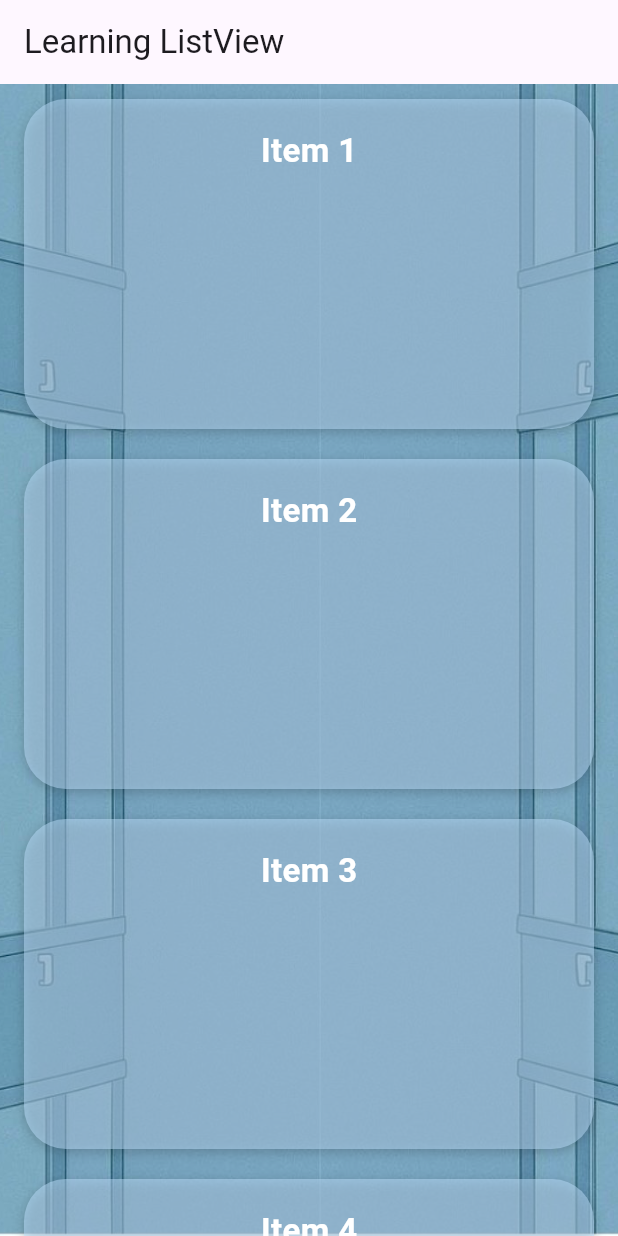
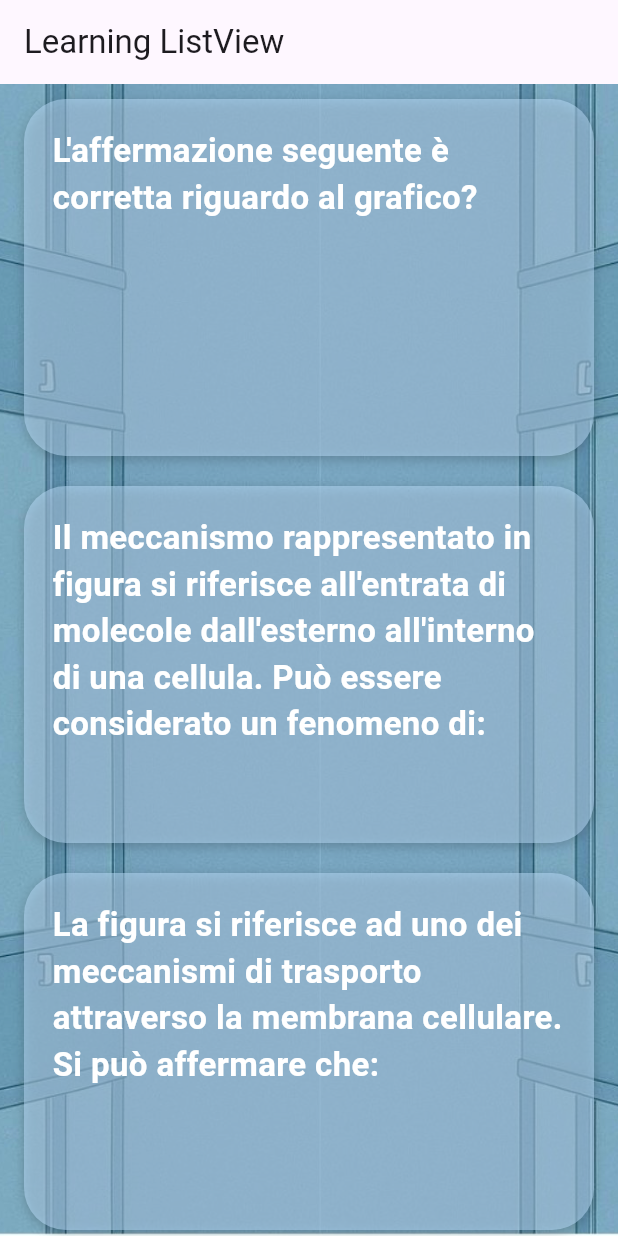
Before and after one commit to DiscoHalo0/flutter_test, a Flutter app: the screen it shows after launch, on a phone screen of 412 x 824 dp. Run offline on Flutter 3.47's test engine with Material 3 defaults, Android fonts, the light colour scheme and no system bars.

Commit message:
modified:   lib/item_domande.dart 	modified:   lib/list_view_test.dart 	modified:   log.txt

```diff
--- a/lib/item_domande.dart
+++ b/lib/item_domande.dart
@@ -1,123 +1,169 @@
 final Map<String, Map<String, dynamic>> itemDomande = {
-  'Item 1': {
-    'domanda': 'Qual è il lavoro svolto in una '
-    'trasformazione isocora con calore di 500 J?',
-    'risposte': ['5/4 J', '0 J', '500 J', '400 J'],
-    'corretta': 1,
+  'L\'affermazione seguente è corretta riguardo al grafico?': {
+    'risposte': [
+      'È un fenomeno che riguarda il passaggio di molecole da un lato della membrana all\'altro.',
+      'È un processo che richiede energia per il trasporto delle molecole.',
+      'È un meccanismo che avviene attraverso un canale ionico senza il bisogno di energia.',
+      'È un fenomeno che riguarda il trasporto passivo delle molecole.',
+      'Non è possibile determinarlo con certezza.'
+    ],
+    'corretta': 3,
+    'spiegazione': 'Il grafico mostra come il passaggio di molecole attraverso la membrana non richieda energia, ma avvenga in modo passivo.',
   },
-  'Item 2': {
-    'domanda': 'Qual è la formula del lavoro in una trasformazione isobara?',
-    'risposte': ['L = pΔV', 'L = VΔp', 'L = nRT', 'L = ΔU'],
-    'corretta': 0,
-  },
-  'Item 3': {
-    'domanda': 'In una trasformazione adiabatica, cosa rimane costante?',
-    'risposte': ['Temperatura', 'Calore', 'Entropia', 'Energia interna'],
-    'corretta': 1,
-  },
-  'Item 4': {
-    'domanda': 'Il primo principio della termodinamica afferma che:',
+  'Il meccanismo rappresentato in figura si riferisce all\'entrata di molecole dall\'esterno all\'interno di una cellula. Può essere considerato un fenomeno di:': {
     'risposte': [
-      'L’energia si conserva',
-      'La temperatura è costante',
-      'Il calore non varia',
-      'Il lavoro è nullo'
+      'Trasporto attivo',
+      'Osmosi',
+      'Diffusione facilitata',
+      'Diffusione semplice',
+      'Pinocitosi'
     ],
     'corretta': 0,
+    'spiegazione': 'Il trasporto attivo è il meccanismo che utilizza energia per far entrare molecole contro un gradiente di concentrazione.'
   },
-  'Item 5': {
-    'domanda': 'Quale grandezza misura la capacità termica?',
-    'risposte': ['Entropia', 'Temperatura', 'Calore', 'Calore specifico'],
+  'La figura si riferisce ad uno dei meccanismi di trasporto attraverso la membrana cellulare. Si può affermare che:': {
+    'risposte': [
+      'La molecola M è necessaria per la sopravvivenza della cellula',
+      'La molecola M è necessaria per la sintesi dell\'ATP',
+      'Si tratta di osmosi',
+      'La molecola M non si muove secondo gradiente di concentrazione',
+      'La molecola M tende a distribuirsi con la stessa concentrazione tra l\'interno e l\'esterno della cellula'
+    ],
     'corretta': 3,
+    'spiegazione': 'Il grafico mostra come la molecola M non si muove secondo un gradiente di concentrazione.'
   },
-  'Item 6': {
-    'domanda': 'In una trasformazione isoterma per un gas ideale:',
-    'risposte': ['ΔU = 0', 'L = 0', 'Q = 0', 'T = 0'],
-    'corretta': 0,
+  'Gli squali sono dotati di organi in grado di rilevare debolissimi campi elettrici, sino a valori di 1 μV/m. A che distanza dovremmo porre due piani conduttori paralleli a cui applichiamo una differenza di potenziale di 1,5 mV per avere campi elettrici dell\'ordine di quelli rilevati da uno squalo?': {
+    'risposte': [
+      '1,5 μm',
+      '1,5 m',
+      '1,5 cm',
+      '0,5 m',
+      '1,5 km'
+    ],
+    'corretta': 4,
+    'spiegazione': 'La differenza di potenziale tra le armature di un condensatore piano è data dal campo elettrico moltiplicato per la distanza tra esse'
   },
-  'Item 7': {
-    'domanda': 'Cosa indica la legge di Boyle?',
-    'risposte': ['pV = costante', 'V/T = costante', 'p/T = costante', 'nRT = costante'],
-    'corretta': 0,
+  'Un fago infetta una cellula di E. coli e compie un ciclo lisogeno. Cosa significa?': {
+    'risposte': [
+      'Ha indotto immediatamente la lisi della cellula batterica.',
+      'Ha integrato il proprio DNA nel cromosoma batterico.',
+      'Ha inibito la duplicazione del DNA della cellula ospite.',
+      'Ha trasferito anche il capside all\'interno della cellula batterica.',
+      'Ha trasferito anche l\'enzima trascrittasi inversa all\'interno della cellula batterica.'
+    ],
+    'corretta': 1,
+    'spiegazione': 'Un virus può infettare la cellula ospite e il suo materiale nucleico può integrarsi nel cromosoma batterico. Questo tipo di interazione prende il nome di LISOGENIA, e il ciclo associato è il ciclo lisogeno.'
   },
-  'Item 8': {
-    'domanda': 'Durante una trasformazione ciclica:',
-    'risposte': ['ΔU = 0', 'Q = 0', 'L = 0', 'T = costante'],
-    'corretta': 0,
+  // Le domande da 'Item 6' a 'Item 20' sono state già sostituite, e ora seguono le restanti domande che avevi fornito:
+
+  'Quale tra questi rappresenta un esempio di reazione esotermica?': {
+    'risposte': [
+      'Scioglimento del ghiaccio',
+      'Evaporazione dell’acqua',
+      'Condensazione del vapore',
+      'Fusione del ferro',
+      'Sublimazione dello iodio'
+    ],
+    'corretta': 2,
+    'spiegazione': 'La condensazione rilascia calore nell’ambiente circostante, quindi è una reazione esotermica.'
   },
-  'Item 9': {
-    'domanda': 'Un gas compie lavoro quando:',
+  'Quale fenomeno fisico è alla base del galleggiamento di un corpo in un fluido?': {
     'risposte': [
-      'Il volume aumenta',
-      'Il volume diminuisce',
-      'La pressione aumenta',
-      'La temperatura diminuisce'
+      'La forza peso',
+      'La pressione atmosferica',
+      'Il principio di Archimede',
+      'La legge di Pascal',
+      'La tensione superficiale'
+    ],
+    'corretta': 2,
+    'spiegazione': 'Il principio di Archimede afferma che un corpo immerso in un fluido riceve una spinta verso l’alto pari al peso del volume di fluido spostato.'
+  },
+  'In un circuito elettrico, cosa rappresenta l’intensità di corrente?': {
+    'risposte': [
+      'La forza che spinge gli elettroni',
+      'La quantità di carica che attraversa una sezione nell’unità di tempo',
+      'L’energia fornita dalla batteria',
+      'La resistenza opposta al passaggio di elettroni',
+      'La potenza dissipata dal circuito'
+    ],
+    'corretta': 1,
+    'spiegazione': 'L’intensità di corrente si misura in ampere ed è la quantità di carica che passa in una sezione del circuito nell’unità di tempo.'
+  },
+  'Che cosa rappresenta il numero di massa di un atomo?': {
+    'risposte': [
+      'Il numero di elettroni',
+      'Il numero di protoni',
+      'La somma di protoni e neutroni',
+      'La differenza tra protoni e neutroni',
+      'Il numero di neutroni'
+    ],
+    'corretta': 2,
+    'spiegazione': 'Il numero di massa è la somma del numero di protoni e neutroni presenti nel nucleo.'
+  },
+  'Qual è la funzione principale dei ribosomi all’interno di una cellula?': {
+    'risposte': [
+      'Sintetizzare ATP',
+      'Controllare il passaggio delle sostanze',
+      'Produrre proteine',
+      'Trasportare ossigeno',
+      'Degradare sostanze tossiche'
+    ],
+    'corretta': 2,
+    'spiegazione': 'I ribosomi sono gli organelli responsabili della sintesi proteica a partire dall’mRNA.'
+  },
+  'Durante una trasformazione isocora, quale delle seguenti grandezze resta costante?': {
+    'risposte': [
+      'Pressione',
+      'Volume',
+      'Temperatura',
+      'Energia interna',
+      'Lavoro'
+    ],
+    'corretta': 1,
+    'spiegazione': 'In una trasformazione isocora, il volume resta costante e il lavoro è nullo.'
+  },
+  'Cosa indica l’equazione chimica bilanciata di una reazione?': {
+    'risposte': [
+      'Le quantità relative dei reagenti e dei prodotti',
+      'Il tempo necessario per completare la reazione',
+      'La temperatura a cui avviene la reazione',
+      'La velocità della reazione',
+      'Il colore dei composti coinvolti'
     ],
     'corretta': 0,
+    'spiegazione': 'Un’equazione chimica bilanciata mostra il rapporto molare tra reagenti e prodotti, rispettando la conservazione della massa.'
   },
-  'Item 10': {
-    'domanda': 'Quale unità di misura ha il lavoro?',
-    'risposte': ['Joule', 'Pascal', 'Watt', 'Kelvin'],
-    'corretta': 0,
+  'Quale delle seguenti strutture è presente sia nelle cellule procariote che in quelle eucariote?': {
+    'risposte': [
+      'Nucleo',
+      'Mitocondri',
+      'Parete cellulare',
+      'Ribosomi',
+      'Reticolo endoplasmatico'
+    ],
+    'corretta': 3,
+    'spiegazione': 'I ribosomi sono presenti in entrambe le cellule procariote ed eucariote e sono fondamentali per la sintesi proteica.'
   },
-  'Item 11': {
-    'domanda': 'La temperatura si misura in:',
-    'risposte': ['Watt', 'Kelvin', 'Pascal', 'Joule'],
-    'corretta': 1,
+  'Un corpo è in equilibrio su un piano inclinato. Quale delle seguenti condizioni è soddisfatta?': {
+    'risposte': [
+      'La forza normale è nulla',
+      'La somma delle forze lungo il piano è diversa da zero',
+      'La forza peso è uguale alla forza normale',
+      'La componente della forza peso parallela al piano è equilibrata da una forza opposta',
+      'Il corpo è soggetto solo alla forza peso'
+    ],
+    'corretta': 3,
+    'spiegazione': 'Per essere in equilibrio, la componente della forza peso parallela al piano deve essere controbilanciata da una forza uguale e opposta (es. attrito).'
   },
-  'Item 12': {
-    'domanda': 'Qual è il significato di ΔU = Q - L?',
-    'risposte': ['Il primo principio', 'La legge di Ohm', 'La seconda legge', 'Il principio di Pascal'],
-    'corretta': 0,
-  },
-  'Item 13': {
-    'domanda': 'L’unità di misura della pressione è:',
-    'risposte': ['Joule', 'Kelvin', 'Pascal', 'Newton'],
+  'Quale dei seguenti elementi è un metallo alcalino-terroso?': {
+    'risposte': [
+      'Litio',
+      'Sodio',
+      'Magnesio',
+      'Potassio',
+      'Alluminio'
+    ],
     'corretta': 2,
-  },
-  'Item 14': {
-    'domanda': 'Il calore latente è:',
-    'risposte': [
-      'Calore durante una trasf. di stato',
-      'Temperatura finale',
-      'Energia meccanica',
-      'Calore a volume costante'
-    ],
-    'corretta': 0,
-  },
-  'Item 15': {
-    'domanda': 'In una trasformazione isocora, il lavoro è:',
-    'risposte': ['0', 'pV', 'Q', 'nRT'],
-    'corretta': 0,
-  },
-  'Item 16': {
-    'domanda': 'La trasformazione isoterma ha:',
-    'risposte': ['T costante', 'V costante', 'p costante', 'Q costante'],
-    'corretta': 0,
-  },
-  'Item 17': {
-    'domanda': 'In una trasformazione isobara:',
-    'risposte': ['p costante', 'V costante', 'T costante', 'Q costante'],
-    'corretta': 0,
-  },
-  'Item 18': {
-    'domanda': 'La legge dei gas ideali è:',
-    'risposte': ['pV = nRT', 'p/T = costante', 'V = nRT', 'Q = L + ΔU'],
-    'corretta': 0,
-  },
-  'Item 19': {
-    'domanda': 'Il secondo principio della termodinamica afferma che:',
-    'risposte': [
-      'L’entropia tende ad aumentare',
-      'L’energia si crea',
-      'Il calore scende spontaneamente',
-      'Il lavoro è nullo'
-    ],
-    'corretta': 0,
-  },
-  'Item 20': {
-    'domanda': 'Durante una compressione isoterma:',
-    'risposte': ['Il gas cede calore', 'La temperatura diminuisce', 'Il volume aumenta', 'L’energia interna aumenta'],
-    'corretta': 0,
-  },
+    'spiegazione': 'Il magnesio appartiene al gruppo dei metalli alcalino-terrosi, mentre litio, sodio e potassio sono alcalini.'
+  }
 };
--- a/lib/list_view_test.dart
+++ b/lib/list_view_test.dart
@@ -75,7 +75,7 @@
     if (domanda == null) {
       return Center(
         child: Text(
-          'Domanda non disponibile',
+          'Seleziona solo un\'opzione',
           style: TextStyle(color: Colors.white, fontSize: 18),
         ),
       );
@@ -100,7 +100,7 @@
         ),
       );
     } else if (swipeStep == 1) {
-      final domandaText = domanda['domanda'] ?? 'Domanda non disponibile';
+      final domandaText = domanda['domanda'] ?? 'Seleziona solo un\'opzione';
       final risposte = (domanda['risposte'] as List?) ?? [];
 
       content = Column(
@@ -128,11 +128,12 @@
                       ),
                     ),
                     const SizedBox(width: 10),
-                    SingleChildScrollView(
-                      scrollDirection: Axis.horizontal,  // Scroll orizzontale
+                    Expanded(  // Aggiungi Expanded qui
                       child: Text(
                         risposte[index] ?? '',
                         style: commonStyle,
+                        maxLines: 4,  // Limita a 4 righe
+                        overflow: TextOverflow.ellipsis,  // Troncamento con "..." in caso di overflow
                       ),
                     ),
                   ],
@@ -181,7 +182,7 @@
         duration: const Duration(milliseconds: 300),
         margin: const EdgeInsets.symmetric(vertical: 10, horizontal: 16),
         padding: const EdgeInsets.all(16),
-        height: 220,  // Altezza fissa
+        height: 238,  // Altezza fissa
         decoration: BoxDecoration(
           color: Colors.blue.shade100.withOpacity(0.5),
           borderRadius: BorderRadius.circular(28), // Bordi più rotondi
```
Also changed, not shown: log.txt (+5 -2 lines). Lines whose indentation alone changed are shown as unchanged.
